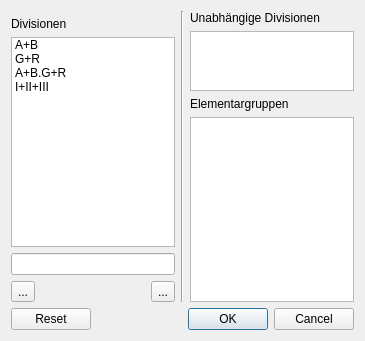
Old version of the form wz-data/ui/dialog_class_groups.ui in the repository gradgrind/WZ3.
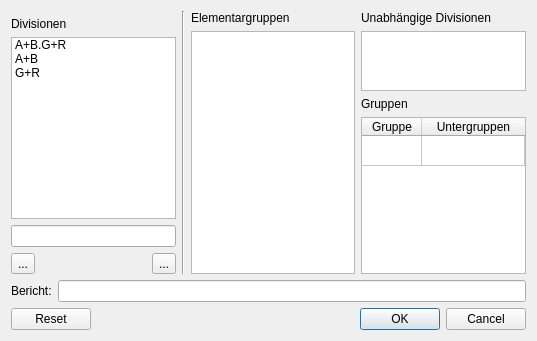
New version of the form. Icons and pictures are not drawn.

Commit message: Unstable: work on class-groups dialog

Diff of the .ui file:
```diff
--- a/wz-data/ui/dialog_class_groups.ui
+++ b/wz-data/ui/dialog_class_groups.ui
@@ -6,14 +6,14 @@
    <rect>
     <x>0</x>
     <y>0</y>
-    <width>365</width>
+    <width>537</width>
     <height>341</height>
    </rect>
   </property>
   <property name="windowTitle">
    <string>Klassenteilungen</string>
   </property>
-  <layout class="QVBoxLayout" name="verticalLayout_3">
+  <layout class="QVBoxLayout" name="verticalLayout_4">
    <item>
     <layout class="QHBoxLayout" name="horizontalLayout_2">
      <item>
@@ -46,6 +46,11 @@
          <property name="selectionMode">
           <enum>QAbstractItemView::NoSelection</enum>
          </property>
+         <item>
+          <property name="text">
+           <string>A+B.G+R</string>
+          </property>
+         </item>
          <item>
           <property name="text">
            <string>A+B</string>
@@ -56,16 +61,6 @@
            <string>G+R</string>
           </property>
          </item>
-         <item>
-          <property name="text">
-           <string>A+B.G+R</string>
-          </property>
-         </item>
-         <item>
-          <property name="text">
-           <string>I+II+III</string>
-          </property>
-         </item>
         </widget>
        </item>
        <item>
@@ -134,6 +129,33 @@
      <item>
       <layout class="QVBoxLayout" name="verticalLayout_2">
        <item>
+        <widget class="QLabel" name="label_3">
+         <property name="text">
+          <string>Elementargruppen</string>
+         </property>
+        </widget>
+       </item>
+       <item>
+        <widget class="QListWidget" name="atomic_groups">
+         <property name="sizePolicy">
+          <sizepolicy hsizetype="Expanding" vsizetype="Expanding">
+           <horstretch>0</horstretch>
+           <verstretch>1</verstretch>
+          </sizepolicy>
+         </property>
+         <property name="focusPolicy">
+          <enum>Qt::NoFocus</enum>
+         </property>
+         <property name="selectionMode">
+          <enum>QAbstractItemView::NoSelection</enum>
+         </property>
+        </widget>
+       </item>
+      </layout>
+     </item>
+     <item>
+      <layout class="QVBoxLayout" name="verticalLayout_3">
+       <item>
         <widget class="QLabel" name="label_2">
          <property name="text">
           <string>Unabhängige Divisionen</string>
@@ -151,26 +173,80 @@
         </widget>
        </item>
        <item>
-        <widget class="QLabel" name="label_3">
+        <widget class="QLabel" name="label_4">
          <property name="text">
-          <string>Elementargruppen</string>
+          <string>Gruppen</string>
          </property>
         </widget>
        </item>
        <item>
-        <widget class="QListWidget" name="atomic_groups">
+        <widget class="QTableWidget" name="group_table">
          <property name="sizePolicy">
           <sizepolicy hsizetype="Expanding" vsizetype="Expanding">
            <horstretch>0</horstretch>
            <verstretch>1</verstretch>
           </sizepolicy>
          </property>
+         <property name="focusPolicy">
+          <enum>Qt::NoFocus</enum>
+         </property>
+         <property name="editTriggers">
+          <set>QAbstractItemView::NoEditTriggers</set>
+         </property>
+         <property name="selectionMode">
+          <enum>QAbstractItemView::NoSelection</enum>
+         </property>
+         <property name="selectionBehavior">
+          <enum>QAbstractItemView::SelectRows</enum>
+         </property>
+         <attribute name="horizontalHeaderDefaultSectionSize">
+          <number>60</number>
+         </attribute>
+         <attribute name="horizontalHeaderStretchLastSection">
+          <bool>true</bool>
+         </attribute>
+         <attribute name="verticalHeaderVisible">
+          <bool>false</bool>
+         </attribute>
+         <row>
+          <property name="text">
+           <string>New Row</string>
+          </property>
+         </row>
+         <column>
+          <property name="text">
+           <string>Gruppe</string>
+          </property>
+         </column>
+         <column>
+          <property name="text">
+           <string>Untergruppen</string>
+          </property>
+         </column>
         </widget>
        </item>
       </layout>
      </item>
     </layout>
    </item>
+   <item>
+    <layout class="QHBoxLayout" name="horizontalLayout_3">
+     <item>
+      <widget class="QLabel" name="label_5">
+       <property name="text">
+        <string>Bericht:</string>
+       </property>
+      </widget>
+     </item>
+     <item>
+      <widget class="QLineEdit" name="analysis">
+       <property name="readOnly">
+        <bool>true</bool>
+       </property>
+      </widget>
+     </item>
+    </layout>
+   </item>
    <item>
     <widget class="QDialogButtonBox" name="buttonBox">
      <property name="orientation">
```
Left out of the diff: 17 changed lines with no effect on the pictures. The commit also changes 2 other files.
